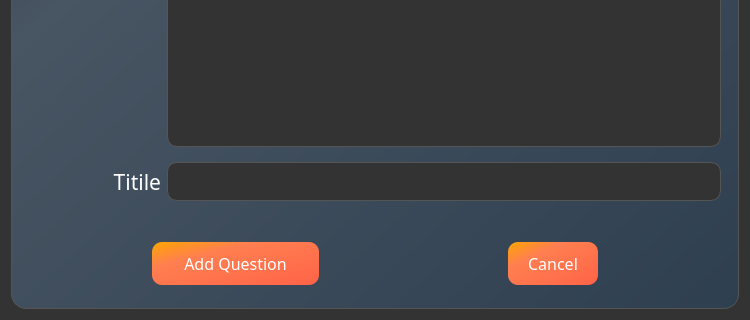
vyshnav20/Department-Management-and-Learning-Platform, file lab/src/lab/newqns.ui: the form before one commit; both pictures show x 0 to 750 and y 430 to 750 of the 750 by 750 pixel window.
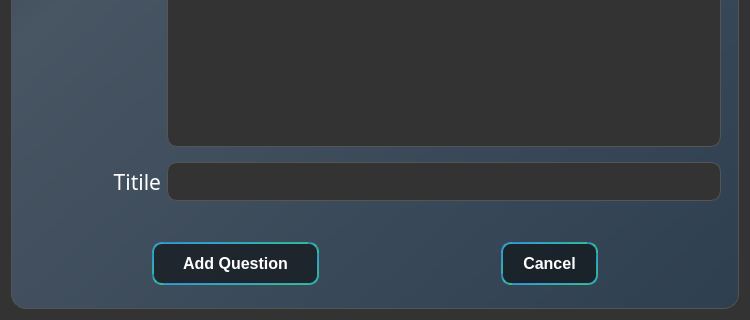
The form after the commit.

```diff
--- a/lab/src/lab/newqns.ui
+++ b/lab/src/lab/newqns.ui
@@ -17,21 +17,19 @@
    <string notr="true">#Newqns { background-color: #333333;}
 
 QPushButton {
-    border: none;
-    border-radius: 10px;
-    background-color: qlineargradient(x1: 0, y1: 0, x2: 1, y2: 1, stop: 0 #ffa502, stop: 0.3 #ff7f50, stop: 1 #ff6348);
-    color: #FFFFFF;
-    padding: 10px 20px;
-    font-size: 16px;
-    font-family: Orbitron;
+border: 2px solid transparent; 
+border-radius: 10px;
+background-color: rgba(0, 0, 0, 0.5);
+padding: 10px 20px;
+font-size: 16px;
+font-weight: bold;
+color: white;
+border-color: qlineargradient(x1: 0, y1: 0, x2: 1, y2: 1, stop: 0 #2980b9, stop: 0.3 #3498db, stop: 1 #2ecc71);
 }
-
 QPushButton:hover {
     background-color: qlineargradient(x1: 0, y1: 0, x2: 1, y2: 1, stop: 0 #48C9B0, stop: 0.3 #5DADE2, stop: 1 #85C1E9);
 }
 
-QPushButton:pressed {background-color: #ff6348;}
-
 QLabel {color: white;}
 
 #Box{ background-color: qlineargradient(x1: 0, y1: 0, x2: 1, y2: 1, stop: 0 #29323c, stop: 0.3 #485563, stop: 1 #2e3f50);
```
Left out of the diff: 5 changed lines with no effect on the pictures.
